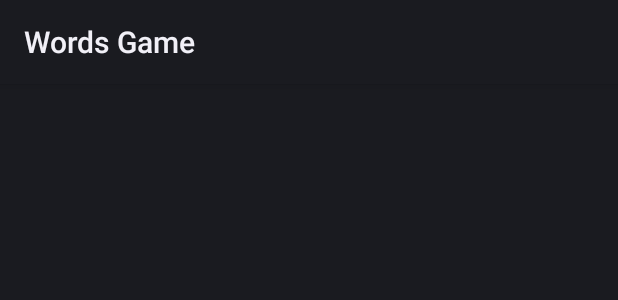
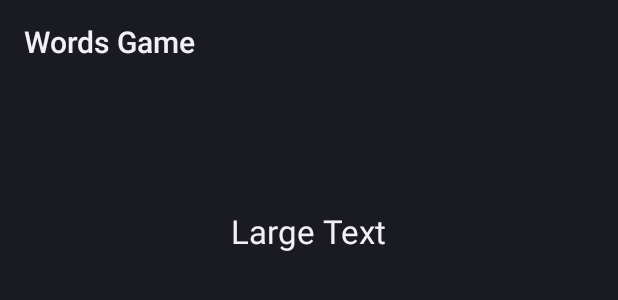
Before and after one commit to EduGames/WordsGame, an Android app: the layout activity_choose_word.xml on its own in the app's theme, with its tools: preview values and no code run, on a phone screen of 412 x 824 dp. Shown: the top 300 px of the screen. Run offline under Robolectric (Android 15) with nearby library versions, the phone set to English and light mode, and no system bars.

Commit message:
init working ChooseWordGame

```diff
--- a/app/src/main/AndroidManifest.xml
+++ b/app/src/main/AndroidManifest.xml
@@ -7,7 +7,9 @@
         android:label="@string/app_name" >
         <activity
             android:name=".ChooseWordActivity"
-            android:label="@string/app_name" >
+            android:label="@string/app_name"
+            android:configChanges="locale"
+            android:screenOrientation="landscape">
             <intent-filter>
                 <action android:name="android.intent.action.MAIN" />
 
--- a/app/src/main/res/layout/activity_choose_word.xml
+++ b/app/src/main/res/layout/activity_choose_word.xml
@@ -1,9 +1,48 @@
-<LinearLayout xmlns:android="http://schemas.android.com/apk/res/android"
+<RelativeLayout
+    xmlns:android="http://schemas.android.com/apk/res/android"
     xmlns:tools="http://schemas.android.com/tools"
     android:layout_width="match_parent"
     android:layout_height="match_parent"
     android:orientation="vertical"
     android:id="@+id/container"
-    tools:context="com.mohheader.wordsgame.ChooseWordActivity">
+    tools:context=".ChooseWordActivity">
 
-</LinearLayout>
+    <ImageView
+        android:layout_width="120dp"
+        android:layout_height="120dp"
+        android:scaleType="fitCenter"
+        android:id="@+id/image_3"
+        android:layout_alignParentBottom="true"
+        android:layout_centerHorizontal="true"
+        android:layout_marginBottom="83dp" />
+
+    <ImageView
+        android:layout_width="120dp"
+        android:layout_height="120dp"
+        android:scaleType="fitCenter"
+        android:id="@+id/image_2"
+        android:layout_centerVertical="true"
+        android:layout_alignParentRight="true"
+        android:layout_alignParentEnd="true"
+        android:layout_marginRight="100dp" />
+
+    <ImageView
+        android:layout_width="120dp"
+        android:layout_height="120dp"
+        android:scaleType="fitCenter"
+        android:id="@+id/image_1"
+        android:layout_centerVertical="true"
+        android:layout_alignParentLeft="true"
+        android:layout_alignParentStart="true"
+        android:layout_marginLeft="72dp" />
+
+    <TextView
+        android:layout_width="wrap_content"
+        android:layout_height="wrap_content"
+        android:textAppearance="?android:attr/textAppearanceLarge"
+        android:text="Large Text"
+        android:id="@+id/word_title"
+        android:layout_alignParentTop="true"
+        android:layout_centerHorizontal="true"
+        android:layout_marginTop="83dp" />
+</RelativeLayout>
```
Also changed, not shown: app/src/main/java/com/mohheader/wordsgame/ChooseWordActivity.java (+32 -19 lines), app/src/main/java/com/mohheader/wordsgame/ParentActivity.java (added, +37 -0 lines), app/src/main/java/com/mohheader/wordsgame/WordsManager.java (added, +33 -0 lines), app/src/main/java/com/mohheader/wordsgame/utils/Random.java (added, +23 -0 lines).
